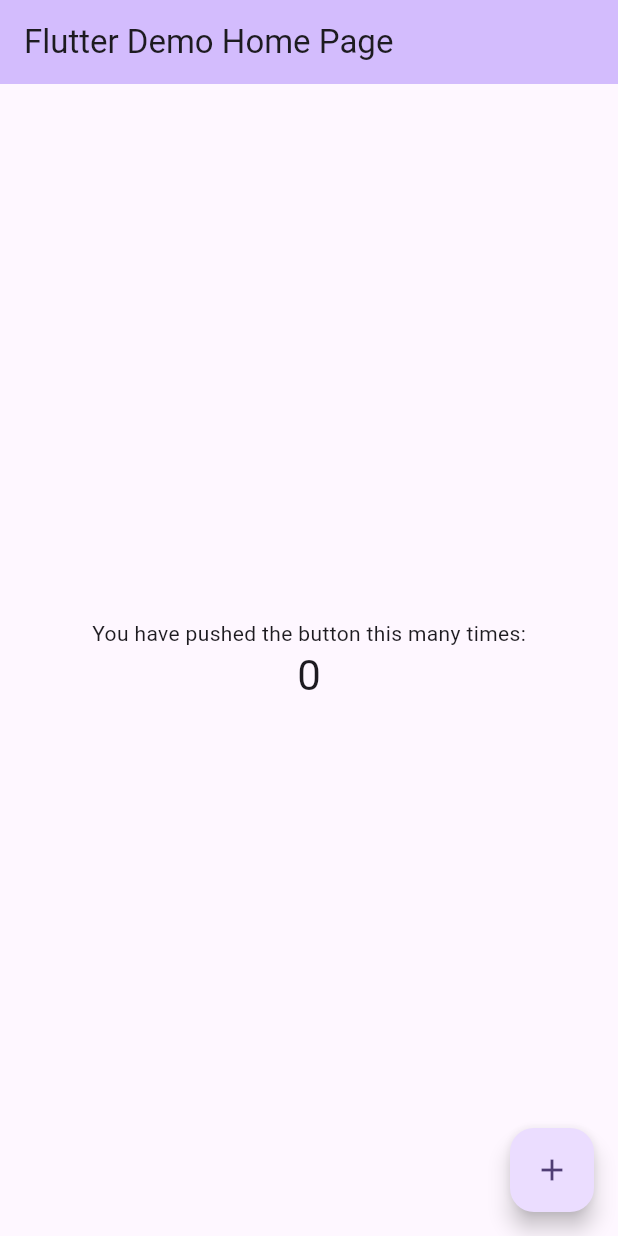
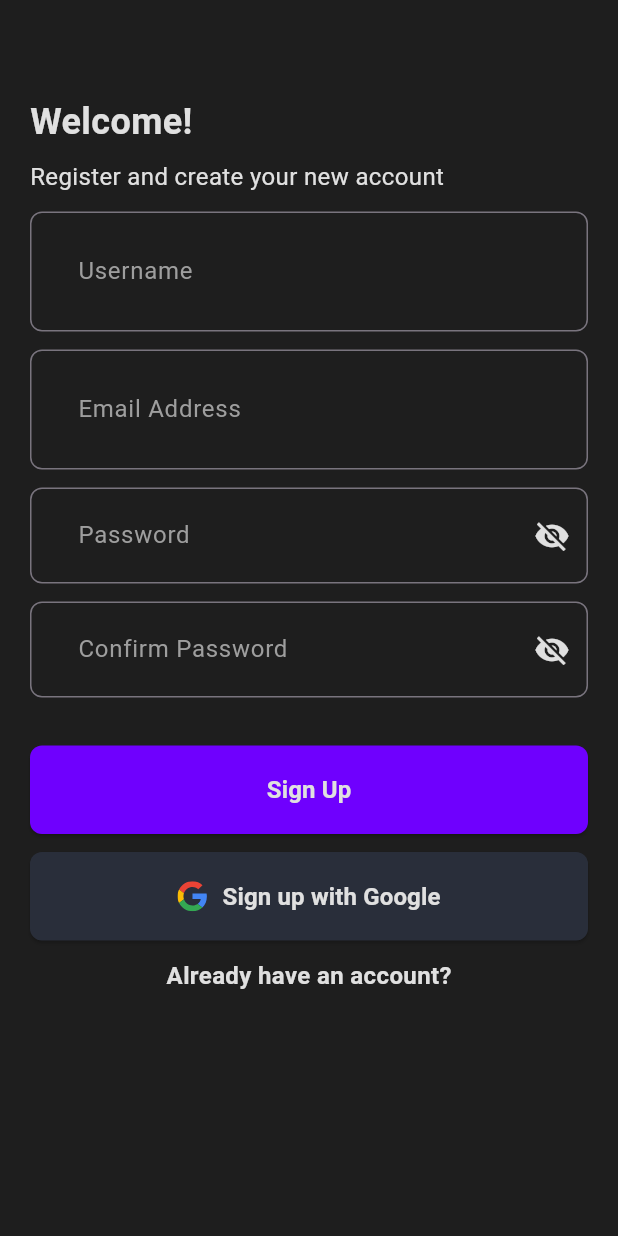
Before and after one commit to saad-naveed-brainx/Blog, a Flutter app: the screen it shows after launch, on a phone screen of 412 x 824 dp. Run offline on Flutter 3.47's test engine with Material 3 defaults, Android fonts, the phone set to English and light mode, and no system bars; our stand-ins replace cloud_firestore, firebase_auth, firebase_core, flutter_svg; accounts and stored records are empty.

Commit message:
sign up feature added

```diff
--- /dev/null
+++ b/assets/appAssests/class.dart
@@ -0,0 +1,6 @@
+import 'package:flutter_svg/flutter_svg.dart';
+
+class AppAssets {
+  static const String googleIcon = 'assets/icons/Google.svg';
+  static const String appleIcon = 'assets/icons/ic_round-apple.svg';
+}
--- /dev/null
+++ b/devtools_options.yaml
@@ -0,0 +1,3 @@
+description: This file stores settings for Dart & Flutter DevTools.
+documentation: https://docs.flutter.dev/tools/devtools/extensions#configure-extension-enablement-states
+extensions:
--- /dev/null
+++ b/lib/config/app_router.dart
@@ -0,0 +1,18 @@
+import 'package:flutter/material.dart';
+import 'package:blog/views/home.dart';
+
+class AppRouter {
+  static void NavigatorToHomeScreen(
+    TextEditingController emailController,
+    TextEditingController passwordController,
+    BuildContext context,
+  ) {
+    if (emailController.text != '' && passwordController.text != '') {
+      Navigator.pushAndRemoveUntil(
+        context,
+        MaterialPageRoute(builder: (context) => HomeView()),
+        (route) => false,
+      );
+    }
+  }
+}
--- /dev/null
+++ b/lib/config/theme/dark.dart
@@ -0,0 +1,14 @@
+import 'package:flutter/material.dart';
+
+class DarkTheme {
+  static const Color textColor = Color(0xFFE0E0E0);
+  static const Color textGreyColor = Color(0xFF9E9E9E);
+  static const Color backgroundColor = Color(0xFF121212);
+  static const Color buttonColor = Color(0xFF4CAF50);
+  static const Color errorColor = Color(0xFFF44336);
+  static const Color successColor = Color(0xFF4CAF50);
+  static const Color warningColor = Color(0xFFFFC107);
+  static const Color infoColor = Color(0xFF2196F3);
+  static const Color signUpButtonColor = Color(0xFF6F00FE);
+  static const Color signUpButtonColor2 = Color(0xFF292E3A);
+}
--- /dev/null
+++ b/lib/core/constants/app_assets.dart
@@ -0,0 +1,4 @@
+class AppAssets {
+  static const String googleIcon = 'assets/icons/Google.svg';
+  static const String appleIcon = 'assets/icons/ic_round-apple.svg';
+}
--- /dev/null
+++ b/lib/core/constants/app_constants.dart
@@ -0,0 +1,32 @@
+class AppConstants {
+
+  // FontSize
+  static const double font2Px = 2.0;
+  static const double font4Px = 4.0;
+  static const double font6Px = 6.0;
+  static const double font8Px = 8.0;
+  static const double font10Px = 10.0;
+  static const double font12Px = 12.0;
+  static const double font14Px = 14.0;
+  static const double font16Px = 16.0;
+  static const double font18Px = 18.0;
+  static const double font20Px = 20.0;
+  static const double font22Px = 22.0;
+  static const double font24Px = 24.0;
+
+  // Gap
+  static const double gap0Px = 0.0;
+  static const double gap2Px = 2.0;
+  static const double gap4Px = 4.0;
+  static const double gap6Px = 6.0;
+  static const double gap8Px = 8.0;
+  static const double gap10Px = 10.0;
+  static const double gap12Px = 12.0;
+  static const double gap14Px = 14.0;
+  static const double gap16Px = 16.0;
+  static const double gap18Px = 18.0;
+  static const double gap20Px = 20.0;
+  static const double gap22Px = 22.0;
+  static const double gap24Px = 22.0;
+
+}
--- /dev/null
+++ b/lib/core/constants/view_constants.dart
@@ -0,0 +1,24 @@
+class ViewConstants {
+  static const String signUpWelcome = 'Welcome!';
+  static const String welcomeToTheHomeScreen = "Welcome to the Home Screen";
+  static const String signUpMesage = "Register and create your new account";
+  static const String signUpEmail = "Email Address";
+  static const String signUpPassword = "Password";
+  static const String signUpConfirmPassword = "Confirm Password";
+  static const String signUpButton = "Sign Up";
+  static const String logout = "Logout";
+  static const String signUpOr = "OR";
+  static const String signupApple = "Sign up with Apple";
+  static const String signupGoogle = "Sign up with Google";
+  static const String signUpAlreadyHaveAccount = "Already have an account?";
+  static const String pleaseEnterYourEmail = "Please enter your email";
+  static const String pleaseEnterValidEmail = "Please enter a valid email";
+  static const String pleaseEnterYourPassword = "Please enter your password";
+  static const String passwordMustBeAtLeast8CharactersLong =
+      "Password must be at least 8 characters long";
+  static const String pleaseEnterYourConfirmPassword =
+      "Please enter your confirm password";
+  static const String passwordsDoNotMatch = "Passwords do not match";
+  static const String signUpUsername = "Username";
+  static const String signUpUsernameError = "Username must have 1 character";
+}
--- /dev/null
+++ b/lib/data/repositories/local/user_repository.dart
@@ -0,0 +1,29 @@
+import 'package:blog/models/user_model.dart';
+import 'package:cloud_firestore/cloud_firestore.dart';
+import 'package:firebase_auth/firebase_auth.dart';
+import 'package:flutter/material.dart';
+
+class UserRepository {
+  Future<void> createUser(
+    String username,
+    String email,
+    String password,
+  ) async {
+    try {
+      UserCredential userCred = await FirebaseAuth.instance
+          .createUserWithEmailAndPassword(email: email, password: password);
+      UserModel user = UserModel(
+        id: userCred.user!.uid,
+        username: username,
+        email: email,
+        password: password,
+      );
+      await FirebaseFirestore.instance
+          .collection('users')
+          .doc(user.id)
+          .set(user.toJson());
+    } catch (e) {
+      debugPrint(e.toString());
+    }
+  }
+}
--- a/lib/main.dart
+++ b/lib/main.dart
@@ -1,122 +1,18 @@
 import 'package:flutter/material.dart';
+import 'package:firebase_core/firebase_core.dart';
+import 'package:blog/views/sign_up.dart';
 
-void main() {
+void main() async {
+  WidgetsFlutterBinding.ensureInitialized();
+  await Firebase.initializeApp();
   runApp(const MyApp());
 }
 
 class MyApp extends StatelessWidget {
   const MyApp({super.key});
 
-  // This widget is the root of your application.
   @override
   Widget build(BuildContext context) {
-    return MaterialApp(
-      title: 'Flutter Demo',
-      theme: ThemeData(
-        // This is the theme of your application.
-        //
-        // TRY THIS: Try running your application with "flutter run". You'll see
-        // the application has a purple toolbar. Then, without quitting the app,
-        // try changing the seedColor in the colorScheme below to Colors.green
-        // and then invoke "hot reload" (save your changes or press the "hot
-        // reload" button in a Flutter-supported IDE, or press "r" if you used
-        // the command line to start the app).
-        //
-        // Notice that the counter didn't reset back to zero; the application
-        // state is not lost during the reload. To reset the state, use hot
-        // restart instead.
-        //
-        // This works for code too, not just values: Most code changes can be
-        // tested with just a hot reload.
-        colorScheme: ColorScheme.fromSeed(seedColor: Colors.deepPurple),
-      ),
-      home: const MyHomePage(title: 'Flutter Demo Home Page'),
-    );
+    return MaterialApp(home: SignUpScreen());
   }
 }
-
-class MyHomePage extends StatefulWidget {
-  const MyHomePage({super.key, required this.title});
-
-  // This widget is the home page of your application. It is stateful, meaning
-  // that it has a State object (defined below) that contains fields that affect
-  // how it looks.
-
-  // This class is the configuration for the state. It holds the values (in this
-  // case the title) provided by the parent (in this case the App widget) and
-  // used by the build method of the State. Fields in a Widget subclass are
-  // always marked "final".
-
-  final String title;
-
-  @override
-  State<MyHomePage> createState() => _MyHomePageState();
-}
-
-class _MyHomePageState extends State<MyHomePage> {
-  int _counter = 0;
-
-  void _incrementCounter() {
-    setState(() {
-      // This call to setState tells the Flutter framework that something has
-      // changed in this State, which causes it to rerun the build method below
-      // so that the display can reflect the updated values. If we changed
-      // _counter without calling setState(), then the build method would not be
-      // called again, and so nothing would appear to happen.
-      _counter++;
-    });
-  }
-
-  @override
-  Widget build(BuildContext context) {
-    // This method is rerun every time setState is called, for instance as done
-    // by the _incrementCounter method above.
-    //
-    // The Flutter framework has been optimized to make rerunning build methods
-    // fast, so that you can just rebuild anything that needs updating rather
-    // than having to individually change instances of widgets.
-    return Scaffold(
-      appBar: AppBar(
-        // TRY THIS: Try changing the color here to a specific color (to
-        // Colors.amber, perhaps?) and trigger a hot reload to see the AppBar
-        // change color while the other colors stay the same.
-        backgroundColor: Theme.of(context).colorScheme.inversePrimary,
-        // Here we take the value from the MyHomePage object that was created by
-        // the App.build method, and use it to set our appbar title.
-        title: Text(widget.title),
-      ),
-      body: Center(
-        // Center is a layout widget. It takes a single child and positions it
-        // in the middle of the parent.
-        child: Column(
-          // Column is also a layout widget. It takes a list of children and
-          // arranges them vertically. By default, it sizes itself to fit its
-          // children horizontally, and tries to be as tall as its parent.
-          //
-          // Column has various properties to control how it sizes itself and
-          // how it positions its children. Here we use mainAxisAlignment to
-          // center the children vertically; the main axis here is the vertical
-          // axis because Columns are vertical (the cross axis would be
-          // horizontal).
-          //
-          // TRY THIS: Invoke "debug painting" (choose the "Toggle Debug Paint"
-          // action in the IDE, or press "p" in the console), to see the
-          // wireframe for each widget.
-          mainAxisAlignment: MainAxisAlignment.center,
-          children: <Widget>[
-            const Text('You have pushed the button this many times:'),
-            Text(
-              '$_counter',
-              style: Theme.of(context).textTheme.headlineMedium,
-            ),
-          ],
-        ),
-      ),
-      floatingActionButton: FloatingActionButton(
-        onPressed: _incrementCounter,
-        tooltip: 'Increment',
-        child: const Icon(Icons.add),
-      ), // This trailing comma makes auto-formatting nicer for build methods.
-    );
-  }
-}
--- /dev/null
+++ b/lib/models/user_model.dart
@@ -0,0 +1,31 @@
+class UserModel {
+  final String id;
+  final String username;
+  final String email;
+  final String password;
+
+  UserModel({
+    required this.id,
+    required this.username,
+    required this.email,
+    required this.password,
+  });
+
+  factory UserModel.fromJson(Map<String, dynamic> json) {
+    return UserModel(
+      id: json['id'],
+      username: json['username'],
+      email: json['email'],
+      password: json['password'],
+    );
+  }
+
+  Map<String, dynamic> toJson() {
+    return {
+      'id': id,
+      'username': username,
+      'email': email,
+      'password': password,
+    };
+  }
+}
--- /dev/null
+++ b/lib/utility/validators.dart
@@ -0,0 +1,44 @@
+import 'package:blog/core/constants/view_constants.dart';
+import 'package:flutter/material.dart';
+
+class Validators {
+  static String? validateUsername(String? value) {
+    if (value == null || value.isEmpty) {
+      return ViewConstants.signUpUsernameError;
+    }
+    return null;
+  }
+
+  static String? validateEmail(String? value) {
+    if (value == null || value.isEmpty) {
+      return ViewConstants.pleaseEnterYourEmail;
+    }
+    if (!RegExp(r'\S+@\S+\.\S+').hasMatch(value)) {
+      return ViewConstants.pleaseEnterValidEmail;
+    }
+    return null;
+  }
+
+  static String? validatePassword(String? value) {
+    if (value == null || value.isEmpty) {
+      return ViewConstants.pleaseEnterYourPassword;
+    }
+    if (value.length < 8) {
+      return ViewConstants.passwordMustBeAtLeast8CharactersLong;
+    }
+    return null;
+  }
+
+  static String? validateConfirmPassword(
+    String? value,
+    TextEditingController passwordController,
+  ) {
+    if (value == null || value.isEmpty) {
+      return ViewConstants.pleaseEnterYourConfirmPassword;
+    }
+    if (value != passwordController.text) {
+      return ViewConstants.passwordsDoNotMatch;
+    }
+    return null;
+  }
+}
--- /dev/null
+++ b/lib/viewmodel/sign_up_viewmodel.dart
@@ -0,0 +1,7 @@
+import 'package:blog/data/repositories/local/user_repository.dart';
+
+class SignUpViewModel {
+  createUser(String username, String email, String password) async {
+    await UserRepository().createUser(username, email, password);
+  }
+}
--- /dev/null
+++ b/lib/views/home.dart
@@ -0,0 +1,15 @@
+import 'package:flutter/material.dart';
+
+class HomeView extends StatefulWidget {
+  const HomeView({super.key});
+
+  @override
+  State<HomeView> createState() => _HomeViewState();
+}
+
+class _HomeViewState extends State<HomeView> {
+  @override
+  Widget build(BuildContext context) {
+    return Scaffold(appBar: AppBar(title: Text('Home')));
+  }
+}
--- /dev/null
+++ b/lib/views/sign_up.dart
@@ -0,0 +1,248 @@
+import 'package:flutter/material.dart';
+import 'package:blog/core/constants/view_constants.dart';
+import 'package:blog/core/constants/app_constants.dart';
+import 'package:blog/config/theme/dark.dart';
+import 'package:flutter_svg/flutter_svg.dart';
+import 'package:blog/utility/validators.dart';
+import 'package:blog/widgets/reusableFormField.dart';
+import 'package:blog/core/constants/app_assets.dart';
+import 'package:blog/viewmodel/sign_up_viewmodel.dart';
+
+class SignUpScreen extends StatefulWidget {
+  const SignUpScreen({super.key});
+  @override
+  _SignUpScreenState createState() => _SignUpScreenState();
+}
+
+class _SignUpScreenState extends State<SignUpScreen> {
+  final formKey = GlobalKey<FormState>();
+  final usernameController = TextEditingController();
+  final emailController = TextEditingController();
+  final passwordController = TextEditingController();
+  final confirmPasswordController = TextEditingController();
+  bool isPasswordVisible = false;
+  bool isConfirmPasswordVisible = false;
+
+  @override
+  void initState() {
+    super.initState();
+    WidgetsFlutterBinding.ensureInitialized();
+  }
+
+  @override
+  void dispose() {
+    emailController.dispose();
+    passwordController.dispose();
+    confirmPasswordController.dispose();
+    super.dispose();
+  }
+
+  void submitForm() {
+    if (formKey.currentState!.validate()) {
+      formKey.currentState!.save();
+      SignUpViewModel().createUser(
+        usernameController.text,
+        emailController.text,
+        passwordController.text,
+      );
+    } else {
+      debugPrint('Form with invalid credentials');
+    }
+  }
+
+  @override
+  Widget build(BuildContext context) {
+    return Scaffold(backgroundColor: Color(0xFF1E1E1E), body: _body());
+  }
+
+  Widget _body() {
+    return SafeArea(
+      child: Padding(
+        padding: EdgeInsets.symmetric(horizontal: AppConstants.gap20Px),
+        child: Form(
+          key: formKey,
+          child: SingleChildScrollView(
+            child: SizedBox(
+              height:
+                  MediaQuery.of(context).size.height -
+                  MediaQuery.of(context).padding.vertical,
+              child: Column(
+                crossAxisAlignment: CrossAxisAlignment.start,
+                mainAxisAlignment: MainAxisAlignment.spaceBetween,
+                children: [
+                  Padding(
+                    padding: const EdgeInsets.only(top: AppConstants.gap20Px),
+                    child: Column(
+                      crossAxisAlignment: CrossAxisAlignment.start,
+                      children: [
+                        SizedBox(height: AppConstants.gap24Px * 2),
+                        Column(
+                          crossAxisAlignment: CrossAxisAlignment.start,
+                          children: [
+                            Text(
+                              ViewConstants.signUpWelcome,
+                              style: TextStyle(
+                                fontSize: AppConstants.font24Px,
+                                color: DarkTheme.textColor,
+                                fontWeight: FontWeight.bold,
+                              ),
+                            ),
+                            SizedBox(height: AppConstants.gap8Px),
+                            Text(
+                              ViewConstants.signUpMesage,
+                              style: TextStyle(
+                                fontSize: AppConstants.font16Px,
+                                color: DarkTheme.textColor,
+                              ),
+                            ),
+                          ],
+                        ),
+                        SizedBox(height: AppConstants.gap12Px),
+                        CustomTextFormField(
+                          controller: usernameController,
+                          hintText: ViewConstants.signUpUsername,
+                          validator: Validators.validateUsername,
+                          contentPadding: EdgeInsets.symmetric(
+                            horizontal: AppConstants.gap14Px * 2,
+                            vertical: AppConstants.gap14Px * 2,
+                          ),
+                        ),
+                        SizedBox(height: AppConstants.gap12Px),
+                        CustomTextFormField(
+                          controller: emailController,
+                          hintText: ViewConstants.signUpEmail,
+                          validator: Validators.validateEmail,
+                          contentPadding: EdgeInsets.symmetric(
+                            horizontal: AppConstants.gap14Px * 2,
+                            vertical: AppConstants.gap14Px * 2,
+                          ),
+                        ),
+                        SizedBox(height: AppConstants.gap12Px),
+                        CustomTextFormField(
+                          controller: passwordController,
+                          hintText: ViewConstants.signUpPassword,
+                          validator: Validators.validatePassword,
+                          obscureText: !isPasswordVisible,
+                          hasToggleVisibility: true,
+                          isTextVisible: isPasswordVisible,
+                          onToggleVisibility: () {
+                            setState(() {
+                              isPasswordVisible = !isPasswordVisible;
+                            });
+                          },
+                          contentPadding: EdgeInsets.symmetric(
+                            horizontal: AppConstants.gap14Px * 2,
+                            vertical: AppConstants.gap20Px,
+                          ),
+                        ),
+                        SizedBox(height: AppConstants.gap12Px),
+                        CustomTextFormField(
+                          controller: confirmPasswordController,
+                          hintText: ViewConstants.signUpConfirmPassword,
+                          validator:
+                              (value) => Validators.validateConfirmPassword(
+                                value,
+                                passwordController,
+                              ),
+                          obscureText: !isConfirmPasswordVisible,
+                          hasToggleVisibility: true,
+                          isTextVisible: isConfirmPasswordVisible,
+                          onToggleVisibility: () {
+                            setState(() {
+                              isConfirmPasswordVisible =
+                                  !isConfirmPasswordVisible;
+                            });
+                          },
+                          contentPadding: EdgeInsets.symmetric(
+                            horizontal: AppConstants.gap14Px * 2,
+                            vertical: AppConstants.gap20Px,
+                          ),
+                        ),
+                        SizedBox(height: AppConstants.gap16Px * 2),
+                        SizedBox(
+                          width: double.infinity,
+                          child: ElevatedButton(
+                            onPressed: submitForm,
+                            style: ElevatedButton.styleFrom(
+                              backgroundColor: DarkTheme.signUpButtonColor,
+                              foregroundColor: DarkTheme.textColor,
+                              padding: EdgeInsets.symmetric(
+                                vertical: AppConstants.font18Px,
+                                horizontal: AppConstants.gap24Px,
+                              ),
+                              shape: RoundedRectangleBorder(
+                                borderRadius: BorderRadius.circular(
+                                  AppConstants.font8Px,
+                                ),
+                              ),
+                            ),
+                            child: const Text(
+                              ViewConstants.signUpButton,
+                              style: TextStyle(
+                                fontWeight: FontWeight.bold,
+                                fontSize: AppConstants.font16Px,
+                              ),
+                            ),
+                          ),
+                        ),
+                        SizedBox(height: AppConstants.gap12Px),
+                        SizedBox(
+                          width: double.infinity,
+                          child: ElevatedButton(
+                            onPressed: () {},
+                            style: ElevatedButton.styleFrom(
+                              backgroundColor: DarkTheme.signUpButtonColor2,
+                              foregroundColor: DarkTheme.textColor,
+                              padding: EdgeInsets.symmetric(
+                                vertical: AppConstants.font18Px,
+                                horizontal: AppConstants.gap24Px,
+                              ),
+                              shape: RoundedRectangleBorder(
+                                borderRadius: BorderRadius.circular(
+                                  AppConstants.font8Px,
+                                ),
+                              ),
+                            ),
+                            child: Row(
+                              mainAxisAlignment: MainAxisAlignment.center,
+                              children: [
+                                SvgPicture.asset(
+                                  AppAssets.googleIcon,
+                                  width: AppConstants.font20Px,
+                                  height: AppConstants.font20Px,
+                                ),
+                                SizedBox(width: AppConstants.gap10Px),
+                                const Text(
+                                  ViewConstants.signupGoogle,
+                                  style: TextStyle(
+                                    fontWeight: FontWeight.bold,
+                                    fontSize: AppConstants.font16Px,
+                                  ),
+                                ),
+                              ],
+                            ),
+                          ),
+                        ),
+                        SizedBox(height: AppConstants.gap12Px),
+                        Center(
+                          child: Text(
+                            ViewConstants.signUpAlreadyHaveAccount,
+                            style: TextStyle(
+                              fontSize: AppConstants.font16Px,
+                              color: DarkTheme.textColor,
+                              fontWeight: FontWeight.bold,
+                            ),
+                          ),
+                        ),
+                      ],
+                    ),
+                  ),
+                ],
+              ),
+            ),
+          ),
+        ),
+      ),
+    );
+  }
+}
--- /dev/null
+++ b/lib/widgets/reusableFormField.dart
@@ -0,0 +1,59 @@
+import 'package:flutter/material.dart';
+import 'package:blog/config/theme/dark.dart';
+import 'package:blog/core/constants/app_constants.dart';
+
+class CustomTextFormField extends StatelessWidget {
+  final TextEditingController controller;
+  final String hintText;
+  final String? Function(String?)? validator;
+  final bool obscureText;
+  final bool hasToggleVisibility;
+  final bool isTextVisible;
+  final VoidCallback? onToggleVisibility;
+  final EdgeInsetsGeometry contentPadding;
+
+  const CustomTextFormField({
+    super.key,
+    required this.controller,
+    required this.hintText,
+    this.validator,
+    this.obscureText = false,
+    this.hasToggleVisibility = false,
+    this.isTextVisible = false,
+    this.onToggleVisibility,
+    required this.contentPadding,
+  });
+
+  @override
+  Widget build(BuildContext context) {
+    return TextFormField(
+      controller: controller,
+      obscureText: obscureText,
+      validator: validator,
+      style: TextStyle(color: DarkTheme.textColor),
+      onTapOutside: (event) => FocusScope.of(context).unfocus(),
+      decoration: InputDecoration(
+        contentPadding: contentPadding,
+        hintText: hintText,
+        hintStyle: TextStyle(color: DarkTheme.textGreyColor),
+        border: OutlineInputBorder(
+          borderRadius: BorderRadius.circular(AppConstants.gap8Px),
+        ),
+        focusedBorder: OutlineInputBorder(
+          borderSide: BorderSide(color: DarkTheme.textColor),
+          borderRadius: BorderRadius.circular(AppConstants.gap8Px),
+        ),
+        suffixIcon:
+            hasToggleVisibility
+                ? IconButton(
+                  onPressed: onToggleVisibility,
+                  icon: Icon(
+                    isTextVisible ? Icons.visibility : Icons.visibility_off,
+                    color: DarkTheme.textColor,
+                  ),
+                )
+                : null,
+      ),
+    );
+  }
+}
```
Also changed, not shown: pubspec.yaml (+8 -4 lines), assets/icons/Google.svg (added), assets/icons/ic_round-apple.svg (added), firebase.json (added), lib/firebase_options.dart (added), pubspec.lock, 16 other files.
